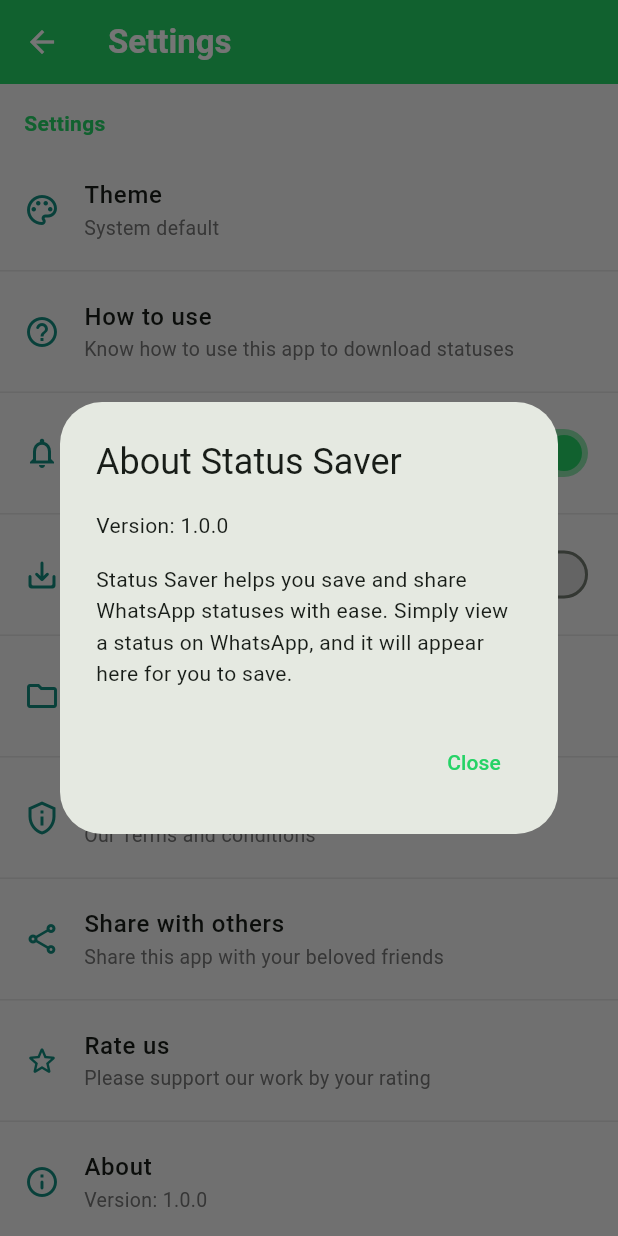
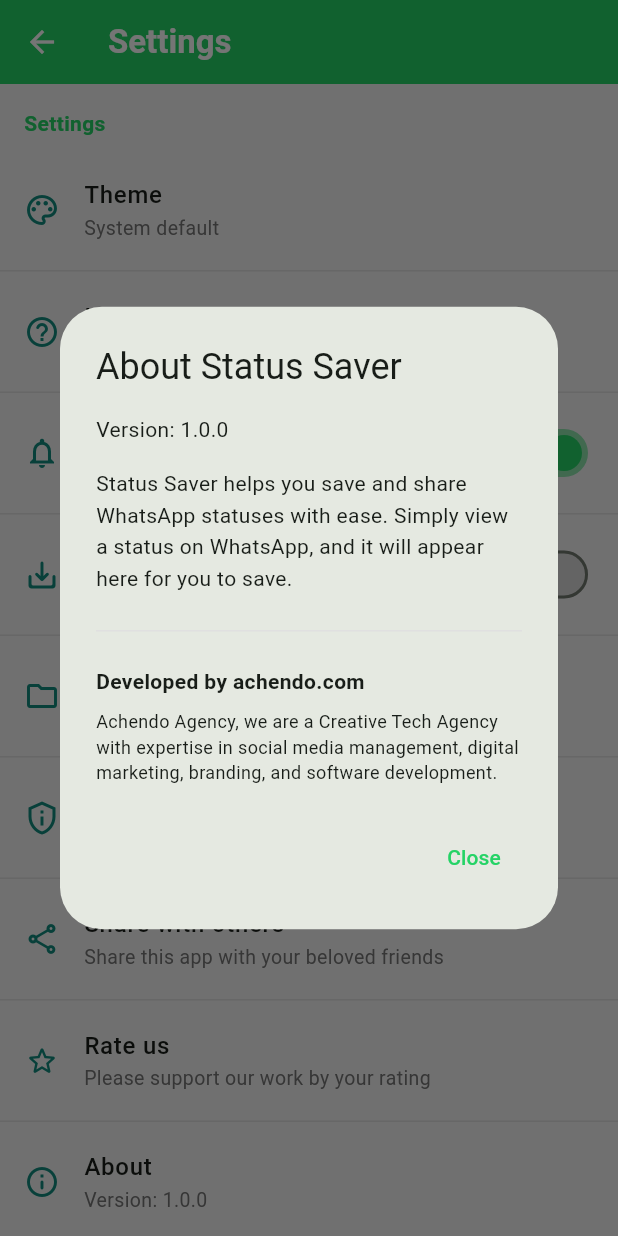
Before and after one commit to desmondknunoo/wa_status_saver, a Flutter app: the SettingsScreen screen opened directly, after a tap on "About", on a phone screen of 412 x 824 dp. Run offline on Flutter 3.47's test engine with Material 3 defaults, Android fonts, the phone set to English and light mode, and no system bars; our stand-ins replace device_info_plus, package_info_plus, permission_handler, photo_view, share_plus, shared_preferences and 1 more; accounts and stored records are empty.

Commit message:
feat: Add developer information to the README and the settings info dialog.

```diff
--- a/lib/screens/settings_screen.dart
+++ b/lib/screens/settings_screen.dart
@@ -312,6 +312,18 @@
                 'Simply view a status on WhatsApp, and it will appear here for you to save.',
                 style: TextStyle(fontSize: 14, height: 1.5),
               ),
+              const SizedBox(height: 16),
+              const Divider(),
+              const SizedBox(height: 16),
+              const Text(
+                'Developed by achendo.com',
+                style: TextStyle(fontWeight: FontWeight.bold, fontSize: 14),
+              ),
+              const SizedBox(height: 8),
+              const Text(
+                'Achendo Agency, we are a Creative Tech Agency with expertise in social media management, digital marketing, branding, and software development.',
+                style: TextStyle(fontSize: 12, height: 1.4),
+              ),
             ],
           ),
           actions: [
```
Also changed, not shown: 1 other file.
